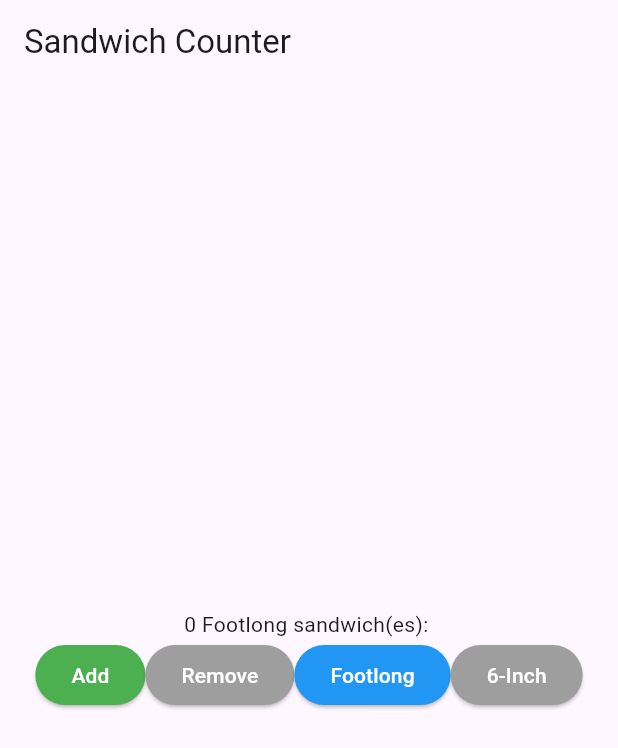
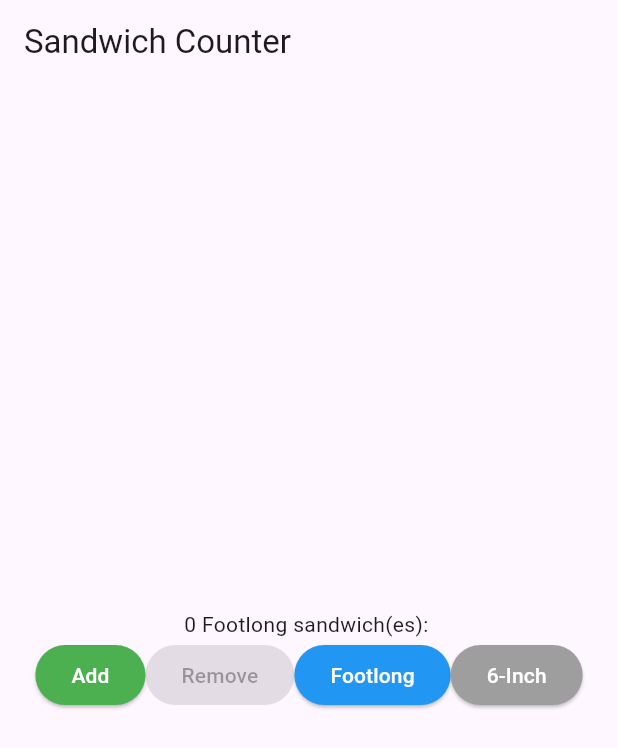
Before and after one commit to alcajuice/Week-1-Worksheet, a Flutter app: the screen it shows after launch, on a phone screen of 412 x 824 dp. Shown: the top 748 px of the screen. Run offline on Flutter 3.47's test engine with Material 3 defaults, Android fonts, the phone set to English and light mode, and no system bars.

Commit message:
Disable button when quantity full/empty

```diff
--- a/lib/main.dart
+++ b/lib/main.dart
@@ -68,20 +68,18 @@ class _OrderScreenState extends State<OrderScreen> {
               mainAxisAlignment: MainAxisAlignment.center,
               children: [
                 ElevatedButton(
-                  onPressed: _increaseQuantity,
+                  onPressed: _quantity == 5 ? null : _increaseQuantity,
                   style: ElevatedButton.styleFrom(
-                    backgroundColor: _quantity < widget.maxQuantity
-                        ? Colors.green
-                        : Colors.grey,
+                    backgroundColor: Colors.green,
                     foregroundColor: Colors.white,
                   ),
                   child: const Text('Add'),
                 ),
 
                 ElevatedButton(
-                  onPressed: _decreaseQuantity,
+                  onPressed: _quantity == 0 ? null : _decreaseQuantity,
                   style: ElevatedButton.styleFrom(
-                    backgroundColor: _quantity != 0 ? Colors.red : Colors.grey,
+                    backgroundColor: Colors.red,
                     foregroundColor: Colors.white,
                   ),
                   child: const Text('Remove'),
```
